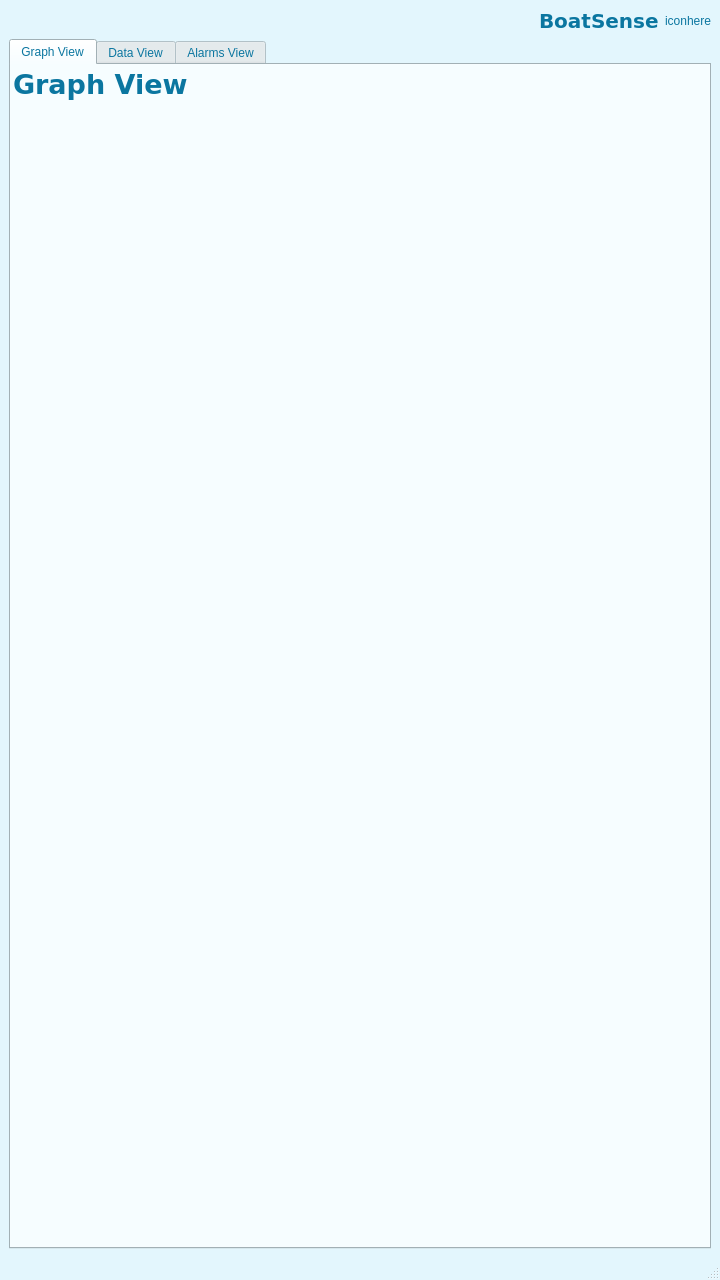
Qt form gui/resources/mainwindow.ui (ashrec04/nmea-ctrl-system) before a commit.
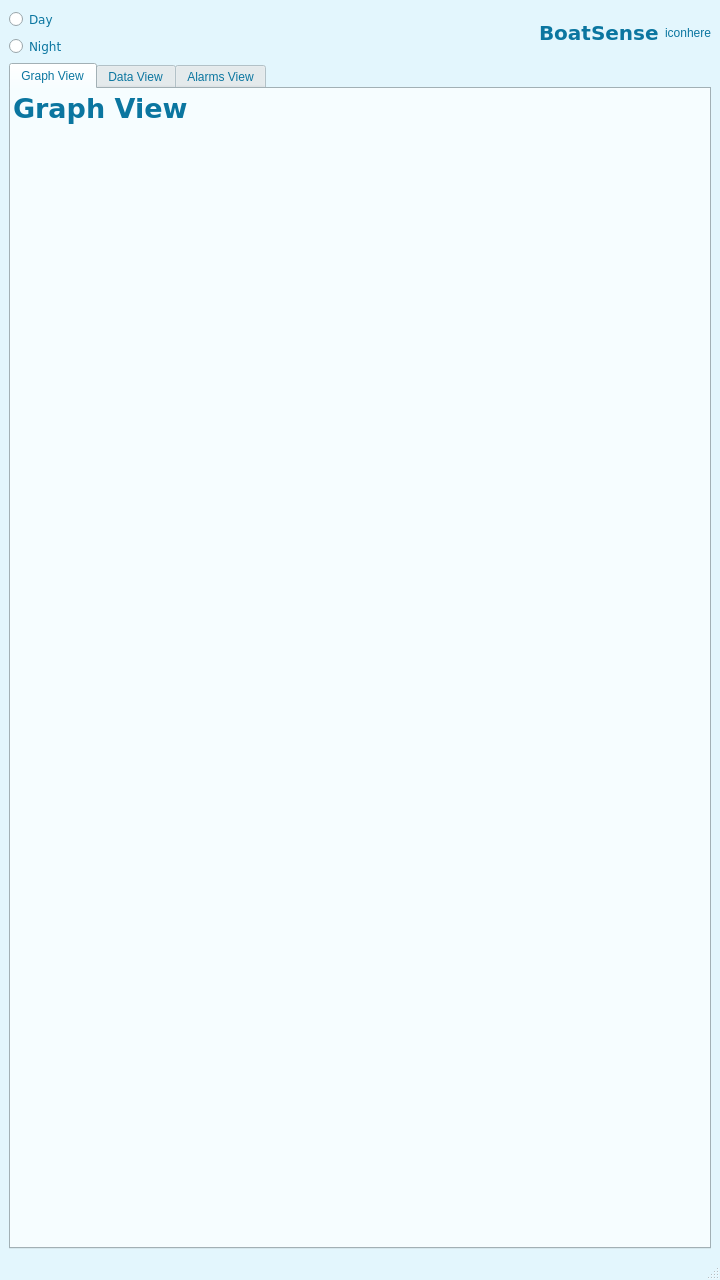
The same form after that commit.

Commit message: day night radio buttons added to gui

```diff
--- a/gui/resources/mainwindow.ui
+++ b/gui/resources/mainwindow.ui
@@ -509,6 +509,34 @@
      <layout class="QVBoxLayout" name="verticalLayout" stretch="0,0">
       <item>
        <layout class="QHBoxLayout" name="horizontalLayout_title">
+        <item>
+         <layout class="QVBoxLayout" name="dayNightWidget">
+          <item>
+           <widget class="QRadioButton" name="dayRadioButton">
+            <property name="font">
+             <font>
+              <family>Verdana</family>
+             </font>
+            </property>
+            <property name="text">
+             <string>Day</string>
+            </property>
+           </widget>
+          </item>
+          <item>
+           <widget class="QRadioButton" name="nightRadioButton">
+            <property name="font">
+             <font>
+              <family>Verdana</family>
+             </font>
+            </property>
+            <property name="text">
+             <string>Night</string>
+            </property>
+           </widget>
+          </item>
+         </layout>
+        </item>
         <item>
          <spacer name="horizontalSpacer">
           <property name="orientation">
@@ -516,7 +544,7 @@
           </property>
           <property name="sizeHint" stdset="0">
            <size>
-            <width>40</width>
+            <width>20</width>
             <height>20</height>
            </size>
           </property>
```
